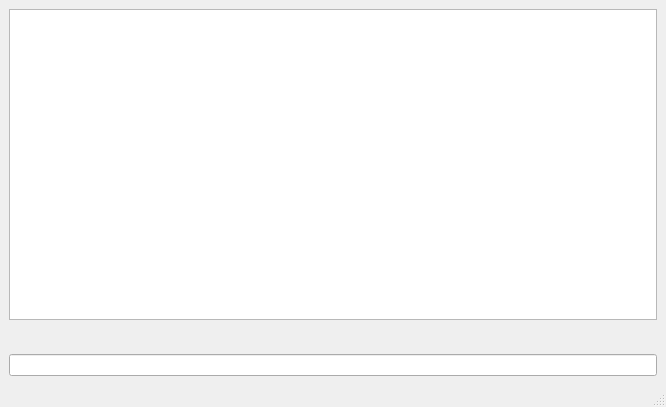
This is mainwindow.ui in yuceturkomer/GTUVOS as Qt 5 draws it before an edit. The edited form follows.
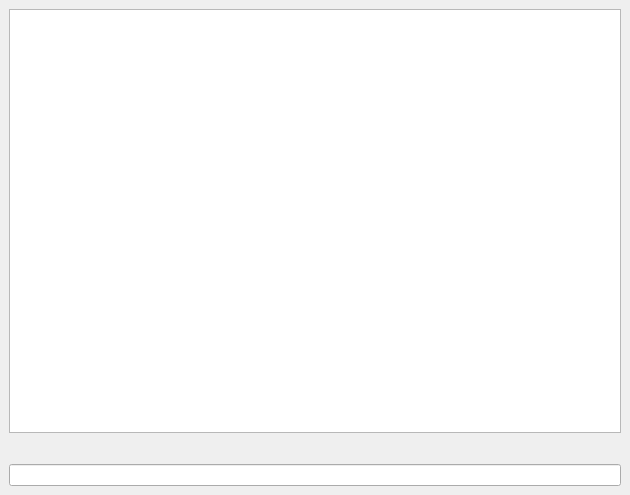
This is the edited form.

Diff of the .ui file:
```diff
--- a/mainwindow.ui
+++ b/mainwindow.ui
@@ -6,8 +6,8 @@
    <rect>
     <x>0</x>
     <y>0</y>
-    <width>666</width>
-    <height>407</height>
+    <width>630</width>
+    <height>495</height>
    </rect>
   </property>
   <property name="windowTitle">
@@ -42,14 +42,20 @@
       </property>
       <property name="sizeHint" stdset="0">
        <size>
-        <width>645</width>
-        <height>28</height>
+        <width>609</width>
+        <height>25</height>
        </size>
       </property>
      </spacer>
     </item>
     <item row="2" column="0">
-     <widget class="QLineEdit" name="lineEdit">
+     <widget class="QLineEdit" name="inputBox">
+      <property name="sizePolicy">
+       <sizepolicy hsizetype="Expanding" vsizetype="Fixed">
+        <horstretch>0</horstretch>
+        <verstretch>0</verstretch>
+       </sizepolicy>
+      </property>
       <property name="text">
        <string/>
       </property>
@@ -57,17 +63,6 @@
     </item>
    </layout>
   </widget>
-  <widget class="QMenuBar" name="menubar">
-   <property name="geometry">
-    <rect>
-     <x>0</x>
-     <y>0</y>
-     <width>666</width>
-     <height>20</height>
-    </rect>
-   </property>
-  </widget>
-  <widget class="QStatusBar" name="statusbar"/>
  </widget>
  <resources/>
  <connections/>
```
Left out of the diff: 5 changed lines with no effect on the pictures.
